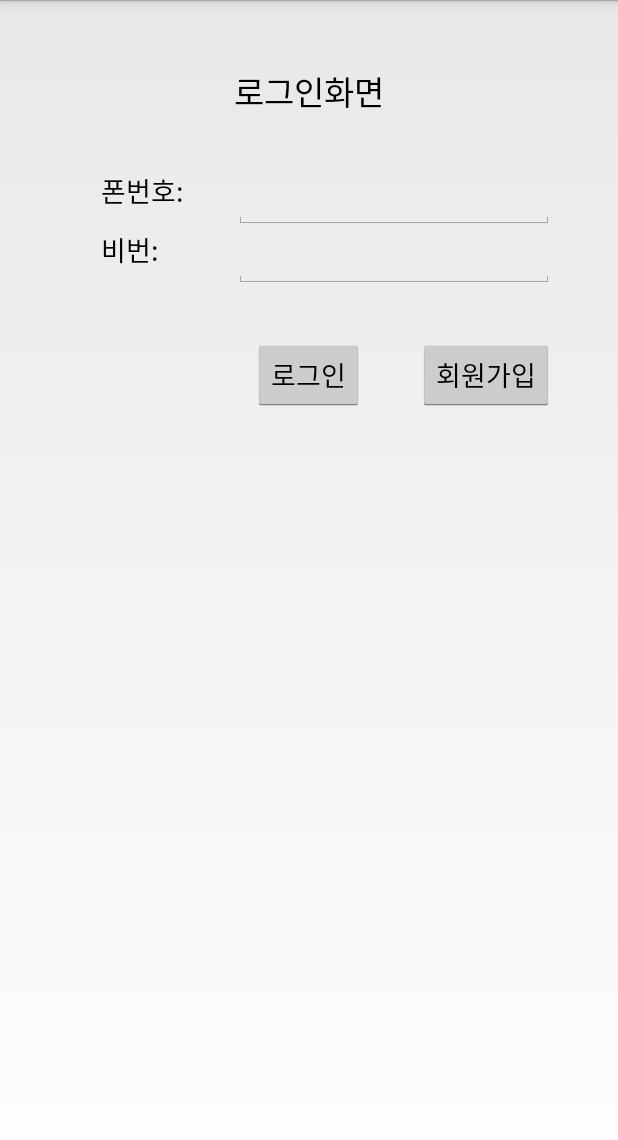
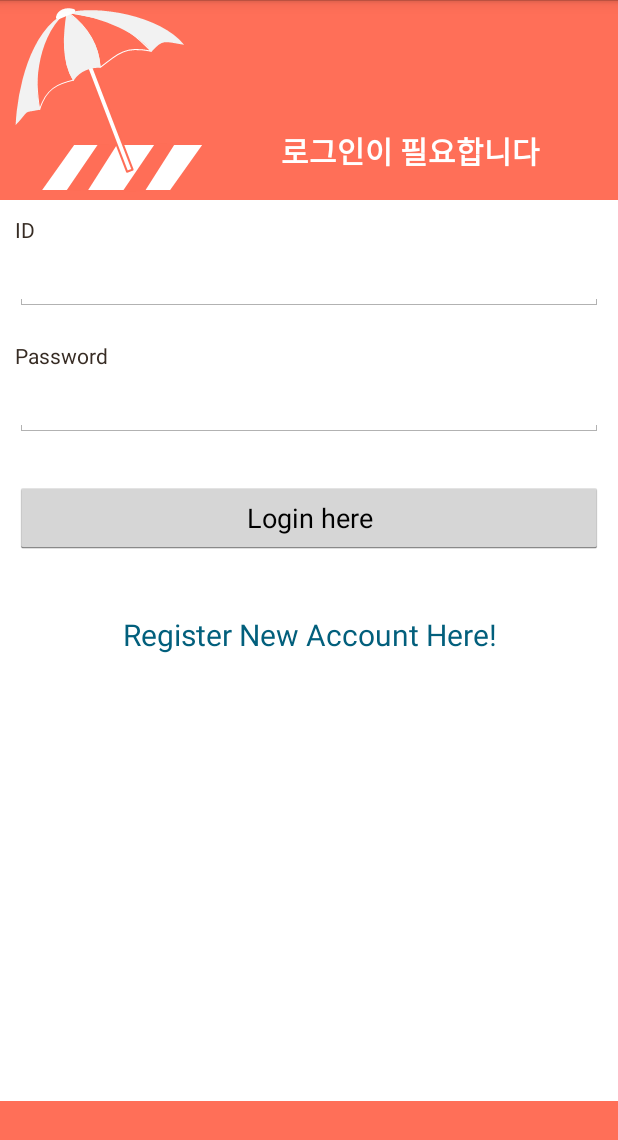
Before and after one commit to Ganco/KNU_Market, an Android app: the LoginActivity screen opened directly, with no data from a screen before it, on a phone screen of 412 x 824 dp. Shown: the top 1140 px of the screen. Run offline under Robolectric (Android 15) with nearby library versions, the phone set to English and light mode, and no system bars.

Commit message:
메인act에서 뒤로가기 종료방지, 알람서비스 수정중, 로그인act 디자인 개선

```diff
--- a/app/src/main/java/com/harold/knumarket/Activity/ConfigActivity.java
+++ b/app/src/main/java/com/harold/knumarket/Activity/ConfigActivity.java
@@ -103,8 +103,10 @@ public class ConfigActivity extends Activity {
             case R.id.btn_home:
                 intent = new Intent(getBaseContext(), MainActivity.class);
                 intent.setFlags(Intent.FLAG_ACTIVITY_SINGLE_TOP);
-                intent.setFlags(Intent.FLAG_ACTIVITY_REORDER_TO_FRONT);
-                startActivityForResult(intent, REQUEST_CODE_MAIN);
+                // 겔3S 에서 설정 -> 홈 버튼 클릭시 바탕화면으로 나가는 현상 방지 테스트
+                //intent.setFlags(Intent.FLAG_ACTIVITY_REORDER_TO_FRONT);
+                //startActivityForResult(intent, REQUEST_CODE_MAIN);
+                startActivity(intent);
                 finish();
                 break;
 
--- a/app/src/main/res/layout/activity_login.xml
+++ b/app/src/main/res/layout/activity_login.xml
@@ -8,81 +8,98 @@
     android:paddingLeft="@dimen/activity_horizontal_margin"
     android:paddingRight="@dimen/activity_horizontal_margin"
     android:paddingTop="@dimen/activity_vertical_margin"
-    tools:context=".MainActivity" >
+    android:background="#fff">
 
-    <TextView
-        android:id="@+id/textView1"
-        android:layout_width="wrap_content"
+
+    <!--  Header  Starts-->
+    <LinearLayout android:id="@+id/header"
+        android:layout_width="fill_parent"
         android:layout_height="wrap_content"
-        android:layout_marginTop="44dp"
-        android:text="@string/hello_world"
-        android:textAppearance="?android:attr/textAppearanceLarge"
-        android:layout_alignParentTop="true"
-        android:layout_centerHorizontal="true" />
+        android:background="#ffff6f58"
+        android:orientation="horizontal"
+        android:paddingTop="5dip"
+        android:paddingBottom="5dip">
+        <!-- Logo Start-->
+        <ImageView android:src="@drawable/logo"
+            android:layout_width="wrap_content"
+            android:layout_height="wrap_content"
+            android:layout_marginLeft="10dip"/>
+        <!-- Logo Ends -->
+        <TextView android:id="@+id/link_to_login"
+            android:onClick="login"
+            android:layout_width="fill_parent"
+            android:layout_height="wrap_content"
+            android:layout_marginTop="80dip"
+            android:text="로그인이 필요합니다"
+            android:gravity="center"
+            android:textSize="20dip"
+            android:textColor="#ffffff"
+            android:textStyle="bold"/>
+    </LinearLayout>
+    <!--  Header Ends -->
+    <!-- Footer Start -->
+    <LinearLayout
+        android:orientation="vertical"
+        android:id="@+id/footer"
+        android:layout_width="fill_parent"
+        android:layout_height="90dip"
+        android:background="#ffff6f58"
+        android:layout_alignParentBottom="true">
+    </LinearLayout>
+    <!-- Footer Ends -->
 
-    <TextView
-        android:id="@+id/textView2"
-        android:layout_width="wrap_content"
+    <!-- Registration Form -->
+    <LinearLayout
+        xmlns:android="http://schemas.android.com/apk/res/android"
+        android:orientation="vertical"
+        android:layout_width="match_parent"
         android:layout_height="wrap_content"
-        android:text="@string/username"
-        android:textAppearance="?android:attr/textAppearanceMedium"
-        android:layout_toStartOf="@+id/textView1"
-        android:layout_marginRight="33dp"
-        android:layout_below="@+id/textView1"
-        android:layout_toLeftOf="@+id/textView1"
-        android:layout_marginTop="36dp" />
+        android:padding="10dip"
+        android:layout_below="@id/header">
+        <!-- Full Name Label -->
+        <TextView android:layout_width="fill_parent"
+            android:layout_height="wrap_content"
+            android:textColor="#372c24"
+            android:text="ID"
+            android:id="@+id/textViewName" />
+        <EditText android:id="@+id/edit_c_id"
+            android:layout_width="fill_parent"
+            android:layout_height="wrap_content"
+            android:layout_marginTop="5dip"
+            android:singleLine="true"
+            android:layout_marginBottom="20dip"/>
+        <!--  Email Label -->
+        <TextView android:layout_width="fill_parent"
+            android:layout_height="wrap_content"
+            android:textColor="#372c24"
+            android:text="Password"
+            android:id="@+id/textViewPhoneNum" />
+        <EditText android:id="@+id/edit_c_pw"
+            android:layout_width="fill_parent"
+            android:layout_height="wrap_content"
+            android:layout_marginTop="5dip"
+            android:singleLine="true"
+            android:layout_marginBottom="20dip"/>
 
-    <EditText
-        android:id="@+id/edit_c_id"
-        android:layout_width="wrap_content"
-        android:layout_height="wrap_content"
-        android:ems="10"
-        android:layout_toEndOf="@+id/textView2"
-        android:layout_alignTop="@+id/textView2"
-        android:layout_toRightOf="@+id/textView2">
+        <!-- Register Button -->
+        <Button android:id="@+id/loginBtn"
+            android:onClick="login"
+            android:layout_width="fill_parent"
+            android:layout_height="wrap_content"
+            android:layout_marginTop="10dip"
+            android:text="Login here"/>
+        <!-- Link to Login Screen -->
+        <TextView android:id="@+id/link_to_login"
+            android:onClick="login"
+            android:layout_width="fill_parent"
+            android:layout_height="wrap_content"
+            android:layout_marginTop="40dip"
+            android:layout_marginBottom="40dip"
+            android:text="Register New Account Here!"
+            android:gravity="center"
+            android:textSize="20dip"
+            android:textColor="#025f7c"/>
 
-        <requestFocus />
-    </EditText>
-
-    <TextView
-        android:id="@+id/textView3"
-        android:layout_width="wrap_content"
-        android:layout_height="wrap_content"
-        android:text="@string/password"
-        android:textAppearance="?android:attr/textAppearanceMedium"
-        android:layout_below="@+id/edit_c_id"
-        android:layout_alignLeft="@+id/textView2"
-        android:layout_alignStart="@+id/textView2" />
-
-    <EditText
-        android:id="@+id/edit_c_pw"
-        android:layout_width="wrap_content"
-        android:layout_height="wrap_content"
-        android:ems="10"
-        android:inputType="textPassword"
-        android:layout_toEndOf="@+id/textView2"
-        android:layout_alignTop="@+id/textView3"
-        android:layout_alignLeft="@+id/edit_c_id"
-        android:layout_alignStart="@+id/edit_c_id" />
-
-    <Button
-        android:id="@+id/loginBtn"
-        android:layout_width="wrap_content"
-        android:layout_height="wrap_content"
-        android:onClick="login"
-        android:text="@string/Login"
-        android:layout_below="@+id/textView3"
-        android:layout_centerHorizontal="true"
-        android:layout_marginTop="46dp" />
-
-    <Button
-        android:id="@+id/link_to_login"
-        android:layout_width="wrap_content"
-        android:layout_height="wrap_content"
-        android:onClick="login"
-        android:text="회원가입"
-        android:layout_alignTop="@+id/loginBtn"
-        android:layout_alignRight="@+id/edit_c_pw"
-        android:layout_alignEnd="@+id/edit_c_pw" />
-
+    </LinearLayout>
+    <!-- Registration Form Ends -->
 </RelativeLayout>
```
Also changed, not shown: app/src/main/AndroidManifest.xml (+10 -5 lines), app/src/main/java/com/harold/knumarket/Activity/MainActivity.java (+10 -1 lines), app/src/main/java/com/harold/knumarket/AlarmService.java (+101 -8 lines), app/src/main/java/com/harold/knumarket/BackPressCloseHandler.java (added, +37 -0 lines), app/src/main/java/com/harold/knumarket/User_Info.java (+11 -0 lines).
